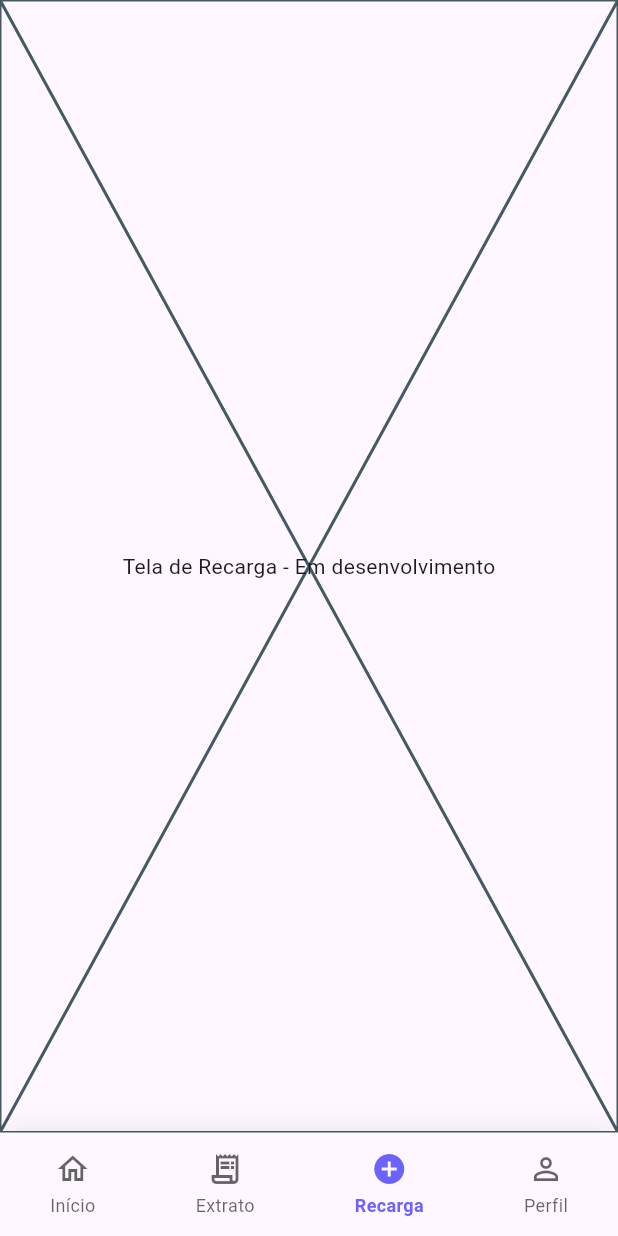
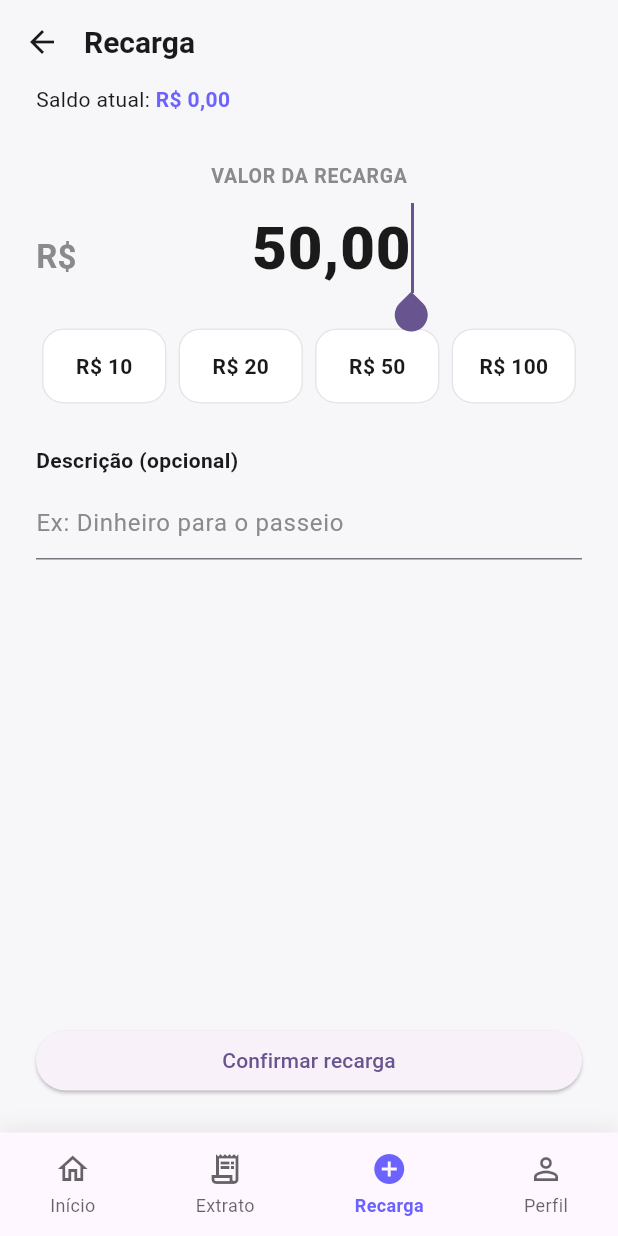
Before and after one commit to DanielGomes-Dev/desafio-iuupi-2, a Flutter app: the screen it shows after launch, item 3 of the bottom bar chosen, on a phone screen of 412 x 824 dp. Run offline on Flutter 3.47's test engine with Material 3 defaults, Android fonts, the phone set to English and light mode, and no system bars; our stand-ins replace dio; accounts and stored records are empty; network calls fail.

Commit message:
feat: add screen recharge

```diff
--- a/carteira_digital_escolar/lib/features/home_page.dart
+++ b/carteira_digital_escolar/lib/features/home_page.dart
@@ -1,5 +1,6 @@
 import 'package:carteira_digital_escolar/features/dashboard/presentation/screens/dashboard_screen.dart';
-import 'package:carteira_digital_escolar/features/statement/presentation/screens/statement_screen.dart';
+import 'package:carteira_digital_escolar/features/transaction/presentation/screens/recharge_screen.dart';
+import 'package:carteira_digital_escolar/features/transaction/presentation/screens/transaction_screen.dart';
 import 'package:carteira_digital_escolar/features/profile/presentation/screens/profile_screen.dart';
 import 'package:carteira_digital_escolar/shared/widgets/bottom_nav_bar.dart';
 import 'package:flutter/material.dart';
@@ -24,11 +25,7 @@ class _HomePageState extends State<HomePage> {
   final List<Widget> _pages = [
     const DashboardScreen(),      // Índice 0: Início
     const StatementScreen(),       // Índice 1: Extrato
-    const Placeholder(
-      child: Center(
-        child: Text('Tela de Recarga - Em desenvolvimento'),
-      ),
-    ), // Índice 2: Recarga (em breve)
+    const RechargeScreen(currentBalance: 0,),
     const ProfileScreen(),         // Índice 3: Perfil ✅ NOVO
   ];
 
--- /dev/null
+++ b/carteira_digital_escolar/lib/features/transaction/data/repositories/wallet_repository.dart
@@ -0,0 +1,135 @@
+import 'package:carteira_digital_escolar/shared/models/transaction_model.dart';
+import 'package:dio/dio.dart';
+
+/// Resultado de uma operação de recarga/saque: a transação criada e o
+/// novo saldo, exatamente como a API devolve em `POST /transactions`.
+class WalletOperationResult {
+  final TransactionModel transaction;
+  final double balance;
+
+  const WalletOperationResult({
+    required this.transaction,
+    required this.balance,
+  });
+}
+
+/// Erro de negócio retornado pela API (formato `{ error, message }`).
+/// `code` é o valor estável de `error` (ex.: `insufficient_balance`),
+/// útil para decisões da UI; `message` já vem pronto para exibição.
+class WalletApiException implements Exception {
+  final String code;
+  final String message;
+
+  const WalletApiException({required this.code, required this.message});
+
+  bool get isInsufficientBalance => code == 'insufficient_balance';
+
+  @override
+  String toString() => message;
+}
+
+/// Repositório responsável pelas operações de recarga e saque da carteira.
+class WalletRepository {
+  final Dio _dio;
+
+  WalletRepository({Dio? dio})
+      : _dio = dio ??
+            Dio(
+              BaseOptions(
+                baseUrl: 'http://10.0.2.2:3001', // ← Altere se necessário
+                connectTimeout: const Duration(seconds: 10),
+                receiveTimeout: const Duration(seconds: 10),
+              ),
+            );
+
+  /// Cria uma recarga (crédito), aumentando o saldo.
+  Future<WalletOperationResult> recharge({
+    required double amount,
+    String? description,
+  }) {
+    return _createTransaction(
+      type: 'credit',
+      amount: amount,
+      description: description,
+    );
+  }
+
+  /// Cria um saque (débito), reduzindo o saldo.
+  /// Lança [WalletApiException] com `code == 'insufficient_balance'`
+  /// quando o saldo é menor que o valor solicitado.
+  Future<WalletOperationResult> withdraw({
+    required double amount,
+    String? description,
+  }) {
+    return _createTransaction(
+      type: 'debit',
+      amount: amount,
+      description: description,
+    );
+  }
+
+  /// POST /transactions
+  Future<WalletOperationResult> _createTransaction({
+    required String type,
+    required double amount,
+    String? description,
+  }) async {
+    try {
+      final response = await _dio.post<Map<String, dynamic>>(
+        '/transactions',
+        data: {
+          'type': type,
+          'amount': amount,
+          if (description != null && description.trim().isNotEmpty)
+            'description': description.trim(),
+        },
+        options: Options(
+          headers: {
+            'Authorization': 'Bearer desafio-mobile-token',
+          },
+        ),
+      );
+
+      final data = response.data!;
+      final transaction = TransactionModel.fromJson(
+        Map<String, dynamic>.from(data['transaction']),
+      );
+      final balance = (data['balance'] as num).toDouble();
+
+      return WalletOperationResult(transaction: transaction, balance: balance);
+    } on DioException catch (e) {
+      throw _mapError(e);
+    }
+  }
+
+  WalletApiException _mapError(DioException e) {
+    final responseData = e.response?.data;
+    if (responseData is Map<String, dynamic>) {
+      return WalletApiException(
+        code: responseData['error']?.toString() ?? 'unknown_error',
+        message: responseData['message']?.toString() ??
+            'Não foi possível concluir a operação.',
+      );
+    }
+
+    switch (e.type) {
+      case DioExceptionType.connectionTimeout:
+      case DioExceptionType.sendTimeout:
+      case DioExceptionType.receiveTimeout:
+        return const WalletApiException(
+          code: 'timeout',
+          message: 'Tempo limite excedido. Tente novamente.',
+        );
+      case DioExceptionType.connectionError:
+        return const WalletApiException(
+          code: 'offline',
+          message: 'Sem conexão com a internet. Verifique e tente novamente.',
+        );
+      default:
+        return const WalletApiException(
+          code: 'unknown_error',
+          message: 'Não foi possível concluir a operação. Tente novamente.',
+        );
+    }
+  }
+}
--- /dev/null
+++ b/carteira_digital_escolar/lib/features/transaction/presentation/screens/recharge_screen.dart
@@ -0,0 +1,373 @@
+import 'package:carteira_digital_escolar/features/transaction/data/repositories/wallet_repository.dart';
+import 'package:flutter/material.dart';
+import 'package:flutter/services.dart';
+import '../../../../core/constants/app_colors.dart';
+
+/// Tela de recarga de saldo.
+///
+/// Recebe o saldo atual (para exibir "Saldo atual: R$ ...") e, ao
+/// concluir com sucesso, faz `Navigator.pop` devolvendo um
+/// [WalletOperationResult] — quem chamou (ex.: Dashboard) usa isso
+/// para atualizar o saldo exibido e inserir a nova transação no topo
+/// do extrato, sem precisar buscar tudo de novo.
+class RechargeScreen extends StatefulWidget {
+  final double currentBalance;
+
+  /// Permite injetar um repositório (ex.: em testes).
+  final WalletRepository? repository;
+
+  const RechargeScreen({
+    super.key,
+    required this.currentBalance,
+    this.repository,
+  });
+
+  @override
+  State<RechargeScreen> createState() => _RechargeScreenState();
+}
+
+class _RechargeScreenState extends State<RechargeScreen> {
+  static const _quickAmountsInCents = [1000, 2000, 5000, 10000];
+
+  late final WalletRepository _repository;
+  final _amountController = TextEditingController(text: '50,00');
+  final _descriptionController = TextEditingController();
+
+  bool _isSubmitting = false;
+  String? _errorMessage;
+
+  @override
+  void initState() {
+    super.initState();
+    _repository = widget.repository ?? WalletRepository();
+  }
+
+  @override
+  void dispose() {
+    _amountController.dispose();
+    _descriptionController.dispose();
+    super.dispose();
+  }
+
+  double get _amountValue {
+    final raw = _amountController.text.replaceAll('.', '').replaceAll(',', '.');
+    return double.tryParse(raw) ?? 0;
+  }
+
+  void _setAmountCents(int cents) {
+    setState(() {
+      _amountController.text = _formatCentsToText(cents);
+      _errorMessage = null;
+    });
+  }
+
+  Future<void> _handleConfirm() async {
+    if (_amountValue <= 0) {
+      setState(() => _errorMessage = 'Informe um valor maior que zero.');
+      return;
+    }
+
+    setState(() {
+      _isSubmitting = true;
+      _errorMessage = null;
+    });
+
+    try {
+      final result = await _repository.recharge(
+        amount: _amountValue,
+        description: _descriptionController.text,
+      );
+
+      if (!mounted) return;
+      await _showSuccessDialog(result.balance);
+
+      if (!mounted) return;
+      Navigator.of(context).pop(result);
+    } on WalletApiException catch (e) {
+      setState(() {
+        _errorMessage = e.message;
+        _isSubmitting = false;
+      });
+    } catch (_) {
+      setState(() {
+        _errorMessage = 'Não foi possível concluir a recarga. Tente novamente.';
+        _isSubmitting = false;
+      });
+    }
+  }
+
+  Future<void> _showSuccessDialog(double newBalance) {
+    return showDialog<void>(
+      context: context,
+      barrierDismissible: false,
+      builder: (context) => AlertDialog(
+        shape: RoundedRectangleBorder(borderRadius: BorderRadius.circular(20)),
+        content: Column(
+          mainAxisSize: MainAxisSize.min,
+          children: [
+            Container(
+              width: 64,
+              height: 64,
+              decoration: const BoxDecoration(
+                color: Color(0xFFE3F8E9),
+                shape: BoxShape.circle,
+              ),
+              child: const Icon(Icons.check, color: Color(0xFF16C784), size: 32),
+            ),
+            const SizedBox(height: 16),
+            const Text(
+              'Recarga realizada!',
+              style: TextStyle(fontSize: 18, fontWeight: FontWeight.bold),
+            ),
+            const SizedBox(height: 8),
+            Text(
+              'Novo saldo: R\$ ${newBalance.toStringAsFixed(2).replaceAll('.', ',')}',
+              style: const TextStyle(color: AppColors.textSecondary),
+            ),
+          ],
+        ),
+        actions: [
+          TextButton(
+            onPressed: () => Navigator.of(context).pop(),
+            child: const Text('Ok'),
+          ),
+        ],
+      ),
+    );
+  }
+
+  @override
+  Widget build(BuildContext context) {
+    return Scaffold(
+      backgroundColor: AppColors.background,
+      appBar: AppBar(
+        backgroundColor: AppColors.background,
+        elevation: 0,
+        titleSpacing: 0,
+        leading: IconButton(
+          icon: const Icon(Icons.arrow_back, color: AppColors.textPrimary),
+          onPressed: () => Navigator.of(context).pop(),
+        ),
+        title: const Text(
+          'Recarga',
+          style: TextStyle(
+            color: AppColors.textPrimary,
+            fontSize: 20,
+            fontWeight: FontWeight.bold,
+          ),
+        ),
+      ),
+      body: SafeArea(
+        child: Column(
+          children: [
+            Expanded(
+              child: SingleChildScrollView(
+                padding: const EdgeInsets.fromLTRB(24, 0, 24, 24),
+                child: Column(
+                  crossAxisAlignment: CrossAxisAlignment.start,
+                  children: [
+                    Row(
+                      children: [
+                        const Text(
+                          'Saldo atual: ',
+                          style: TextStyle(color: AppColors.textPrimary, fontSize: 14),
+                        ),
+                        Text(
+                          'R\$ ${widget.currentBalance.toStringAsFixed(2).replaceAll('.', ',')}',
+                          style: const TextStyle(
+                            color: AppColors.primary,
+                            fontSize: 14,
+                            fontWeight: FontWeight.bold,
+                          ),
+                        ),
+                      ],
+                    ),
+                    const SizedBox(height: 32),
+                    const Center(
+                      child: Text(
+                        'VALOR DA RECARGA',
+                        style: TextStyle(
+                          color: AppColors.textSecondary,
+                          fontSize: 13,
+                          fontWeight: FontWeight.w600,
+                          letterSpacing: 0.5,
+                        ),
+                      ),
+                    ),
+                    const SizedBox(height: 8),
+                    TextField(
+                      controller: _amountController,
+                      keyboardType: TextInputType.number,
+                      textAlign: TextAlign.center,
+                      autofocus: true,
+                      inputFormatters: [
+                        FilteringTextInputFormatter.digitsOnly,
+                        _CentavosInputFormatter(),
+                      ],
+                      onChanged: (_) => setState(() => _errorMessage = null),
+                      style: const TextStyle(
+                        fontSize: 40,
+                        fontWeight: FontWeight.w800,
+                        color: AppColors.textPrimary,
+                      ),
+                      decoration: const InputDecoration(
+                        prefixText: 'R\$ ',
+                        prefixStyle: TextStyle(
+                          fontSize: 22,
+                          fontWeight: FontWeight.w600,
+                          color: AppColors.textSecondary,
+                        ),
+                        border: InputBorder.none,
+                        isCollapsed: true,
+                      ),
+                    ),
+                    if (_errorMessage != null) ...[
+                      const SizedBox(height: 8),
+                      Center(
+                        child: Text(
+                          _errorMessage!,
+                          textAlign: TextAlign.center,
+                          style: const TextStyle(color: Colors.red, fontSize: 13),
+                        ),
+                      ),
+                    ],
+                    const SizedBox(height: 24),
+                    Row(
+                      children: _quickAmountsInCents
+                          .map(
+                            (cents) => Expanded(
+                              child: Padding(
+                                padding: const EdgeInsets.symmetric(horizontal: 4),
+                                child: _QuickAmountChip(
+                                  label: 'R\$ ${cents ~/ 100}',
+                                  onTap: () => _setAmountCents(cents),
+                                ),
+                              ),
+                            ),
+                          )
+                          .toList(),
+                    ),
+                    const SizedBox(height: 28),
+                    const Text(
+                      'Descrição (opcional)',
+                      style: TextStyle(
+                        color: AppColors.textPrimary,
+                        fontSize: 14,
+                        fontWeight: FontWeight.w600,
+                      ),
+                    ),
+                    const SizedBox(height: 8),
+                    TextField(
+                      controller: _descriptionController,
+                      maxLength: 100,
+                      decoration: const InputDecoration(
+                        hintText: 'Ex: Dinheiro para o passeio',
+                        hintStyle: TextStyle(color: AppColors.textSecondary),
+                        counterText: '',
+                      ),
+                    ),
+                  ],
+                ),
+              ),
+            ),
+            Padding(
+              padding: const EdgeInsets.fromLTRB(24, 0, 24, 24),
+              child: SizedBox(
+                width: double.infinity,
+                child: ElevatedButton(
+                  onPressed: _isSubmitting ? null : _handleConfirm,
+                  child: _isSubmitting
+                      ? const SizedBox(
+                          width: 22,
+                          height: 22,
+                          child: CircularProgressIndicator(
+                            strokeWidth: 2.4,
+                            color: Colors.white,
+                          ),
+                        )
+                      : const Text('Confirmar recarga'),
+                ),
+              ),
+            ),
+          ],
+        ),
+      ),
+    );
+  }
+
+  String _formatCentsToText(int cents) {
+    final reais = cents ~/ 100;
+    final centavos = (cents % 100).toString().padLeft(2, '0');
+    return '${_formatThousands(reais)},$centavos';
+  }
+}
+
+String _formatThousands(int value) {
+  final str = value.toString();
+  final buffer = StringBuffer();
+  for (int i = 0; i < str.length; i++) {
+    if (i > 0 && (str.length - i) % 3 == 0) buffer.write('.');
+    buffer.write(str[i]);
+  }
+  return buffer.toString();
+}
+
+/// Formata a digitação como valor monetário no estilo "calculadora":
+/// cada dígito digitado entra como centavo, ex.: "5" → 0,05, "50" → 0,50,
+/// "5000" → 50,00.
+class _CentavosInputFormatter extends TextInputFormatter {
+  @override
+  TextEditingValue formatEditUpdate(
+    TextEditingValue oldValue,
+    TextEditingValue newValue,
+  ) {
+    var digits = newValue.text.replaceAll(RegExp(r'[^0-9]'), '');
+    if (digits.isEmpty) digits = '0';
+    if (digits.length > 9) digits = digits.substring(digits.length - 9);
+
+    final value = int.parse(digits);
+    final reais = value ~/ 100;
+    final centavos = (value % 100).toString().padLeft(2, '0');
+    final formatted = '${_formatThousands(reais)},$centavos';
+
+    return TextEditingValue(
+      text: formatted,
+      selection: TextSelection.collapsed(offset: formatted.length),
+    );
+  }
+}
+
+class _QuickAmountChip extends StatelessWidget {
+  final String label;
+  final VoidCallback onTap;
+
+  const _QuickAmountChip({required this.label, required this.onTap});
+
+  @override
+  Widget build(BuildContext context) {
+    return Material(
+      color: AppColors.inputFill,
+      borderRadius: BorderRadius.circular(14),
+      child: InkWell(
+        onTap: onTap,
+        borderRadius: BorderRadius.circular(14),
+        child: Container(
+          padding: const EdgeInsets.symmetric(vertical: 14),
+          decoration: BoxDecoration(
+            borderRadius: BorderRadius.circular(14),
+            border: Border.all(color: AppColors.inputBorder),
+          ),
+          alignment: Alignment.center,
+          child: Text(
+            label,
+            style: const TextStyle(
+              color: AppColors.textPrimary,
+              fontWeight: FontWeight.w600,
+              fontSize: 14,
+            ),
+          ),
+        ),
+      ),
+    );
+  }
+}
--- a/carteira_digital_escolar/lib/features/statement/presentation/screens/statement_screen.dart
+++ b/carteira_digital_escolar/lib/features/transaction/presentation/screens/transaction_screen.dart
@@ -1,4 +1,4 @@
-import 'package:carteira_digital_escolar/features/statement/data/repositories/statement_repository.dart';
+import 'package:carteira_digital_escolar/features/transaction/data/repositories/transaction_repository.dart';
 import 'package:flutter/material.dart';
 import '../../../../shared/models/transaction_model.dart';
 import '../../../../shared/widgets/transaction_tile.dart';
--- a/carteira_digital_escolar/lib/shared/widgets/transaction_tile.dart
+++ b/carteira_digital_escolar/lib/shared/widgets/transaction_tile.dart
@@ -1,4 +1,4 @@
-import 'package:carteira_digital_escolar/features/statement/presentation/screens/transactions_detail.dart';
+import 'package:carteira_digital_escolar/features/transaction/presentation/screens/transactions_detail_screen.dart';
 import 'package:flutter/material.dart';
 import '../models/transaction_model.dart';
 
```
Also changed, not shown: carteira_digital_escolar/lib/features/transaction/data/models/transactions.dart (renamed from carteira_digital_escolar/lib/features/statement/data/models/transactions.dart), carteira_digital_escolar/lib/features/transaction/data/repositories/transaction_repository.dart (renamed from carteira_digital_escolar/lib/features/statement/data/repositories/statement_repository.dart), carteira_digital_escolar/lib/features/transaction/presentation/screens/transactions_detail_screen.dart (renamed from carteira_digital_escolar/lib/features/statement/presentation/screens/transactions_detail.dart).
